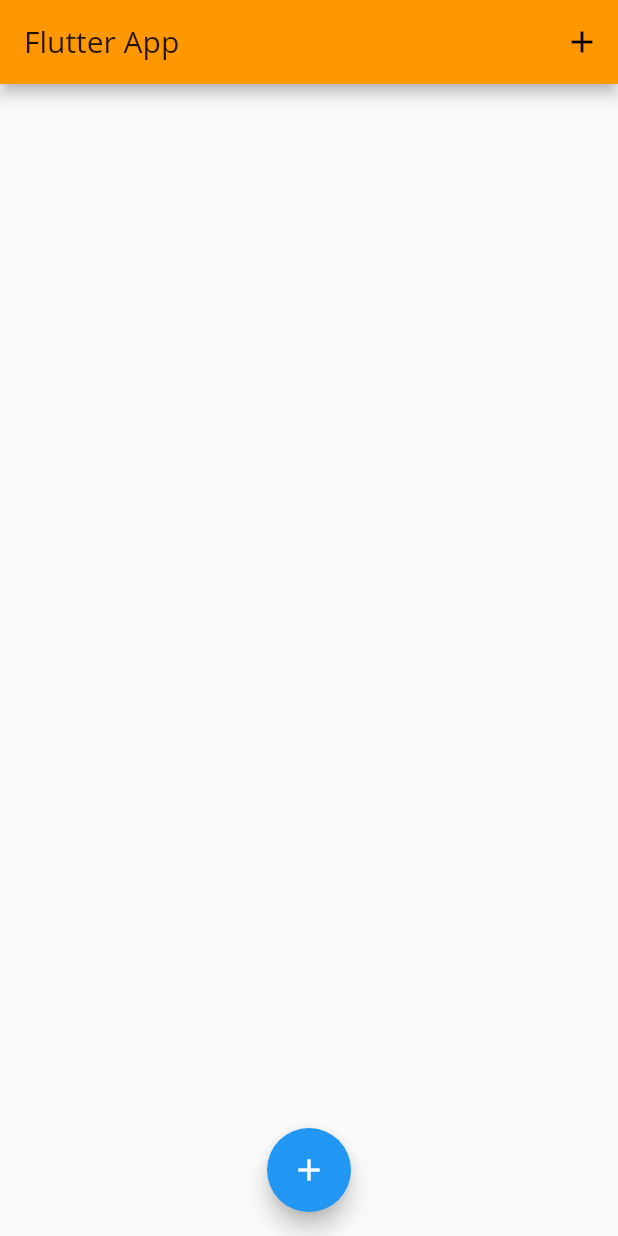
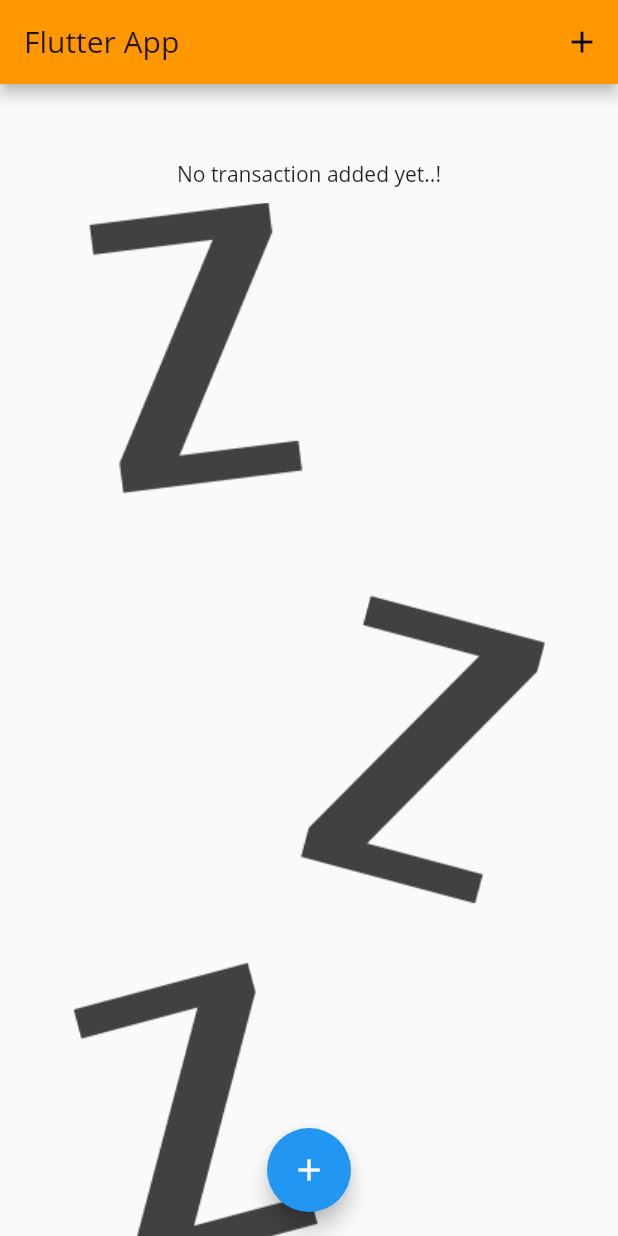
Before and after one commit to pravin5551/Personal-Expenses-App--Flutter, a Flutter app: the screen it shows after launch, on a phone screen of 412 x 824 dp. Run offline on Flutter 3.47's test engine with Material 2 defaults, Android fonts, the phone set to English and light mode, and no system bars.

Commit message:
trasnaction added

```diff
--- a/personal_expenses/lib/widgets/transaction_list.dart
+++ b/personal_expenses/lib/widgets/transaction_list.dart
@@ -5,20 +5,40 @@ import 'package:personal_expenses/models/transaction.dart';
 
 class TransactionList extends StatelessWidget {
   final List<Transaction> _userTransaction;
+
   TransactionList(this._userTransaction);
-
 
   @override
   Widget build(BuildContext context) {
     return Container(
       height: 800,
-      child: ListView(
+      child: _userTransaction.isEmpty
+          ? Column(
+              children: <Widget>[
+                SizedBox(
+                  height: 10,
+                ),
+                Text('No transaction added yet..!'),
+                SizedBox(
+                  height: 10,
+                ),
+                Image.asset(
+                  'assets/image/waiting.png',
+                  fit: BoxFit.cover,
+                ),
+                SizedBox(
+                  height: 10,
+                ),
+              ],
+            )
+          : ListView(
               children: _userTransaction
                   .map(
                     (tx) => Card(
                       color: Colors.white,
                       child: Container(
-              margin: EdgeInsets.symmetric(vertical: 10, horizontal: 10),
+                        margin:
+                            EdgeInsets.symmetric(vertical: 10, horizontal: 10),
                         decoration: BoxDecoration(
                             border: Border.all(
                               width: 2,
@@ -26,7 +46,8 @@ class TransactionList extends StatelessWidget {
                             ),
                             color: Colors.pinkAccent),
                         child: ListTile(
-                title: Text(tx.title, style: TextStyle(fontFamily: 'OpenSans')),
+                          title: Text(tx.title,
+                              style: TextStyle(fontFamily: 'OpenSans')),
                           leading: CircleAvatar(
                             child: Icon(
                               Icons.attach_money,
@@ -36,11 +57,15 @@ class TransactionList extends StatelessWidget {
                             'Amount : \$${tx.amount.toString()}',
                             style: TextStyle(color: Colors.black, fontSize: 15),
                           ),
-                subtitle: Text(DateFormat.yMMMd().format(tx.dateTime), style: TextStyle(fontWeight: FontWeight.bold),),
+                          subtitle: Text(
+                            DateFormat.yMMMd().format(tx.dateTime),
+                            style: TextStyle(fontWeight: FontWeight.bold),
                           ),
                         ),
                       ),
-        ).toList(),
+                    ),
+                  )
+                  .toList(),
             ),
     );
   }
```
Lines whose indentation alone changed are shown as unchanged.
